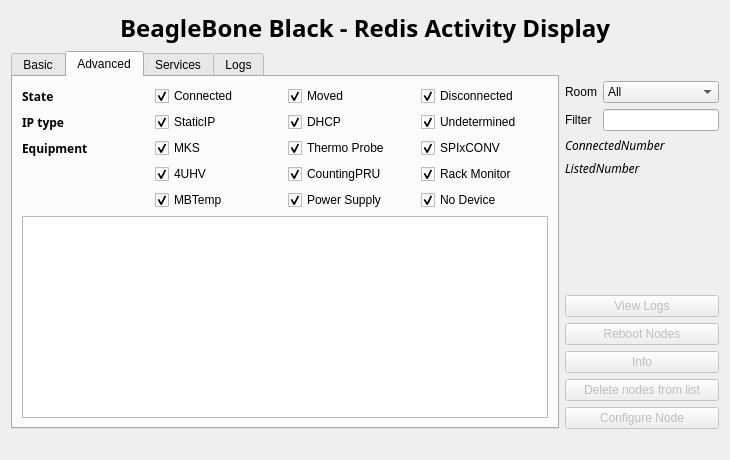
Before: the Qt Designer form src/siriushlacon/beaglebones/ui/main.ui in lnls-sirius/pydm-opi, drawn with Qt 5.
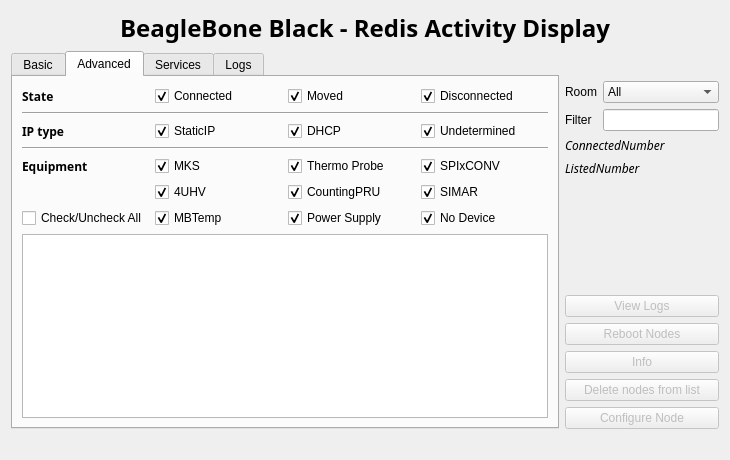
After: the same form once the commit is applied. The open tabs and pages were chosen to show the change.

Commit message: QoL improvements, swaps RackMon for SIMAR

Diff of the .ui file:
```diff
--- a/src/siriushlacon/beaglebones/ui/main.ui
+++ b/src/siriushlacon/beaglebones/ui/main.ui
@@ -124,6 +124,80 @@
           <layout class="QVBoxLayout" name="verticalLayout_6">
            <item>
             <layout class="QGridLayout" name="gridLayout_2">
+             <item row="5" column="1">
+              <widget class="QCheckBox" name="uhvAdvancedBox">
+               <property name="text">
+                <string>4UHV</string>
+               </property>
+               <property name="checked">
+                <bool>true</bool>
+               </property>
+              </widget>
+             </item>
+             <item row="6" column="3">
+              <widget class="QCheckBox" name="nodevAdvancedBox">
+               <property name="text">
+                <string>No Device</string>
+               </property>
+               <property name="checked">
+                <bool>true</bool>
+               </property>
+              </widget>
+             </item>
+             <item row="4" column="2">
+              <widget class="QCheckBox" name="thermoAdvancedBox">
+               <property name="text">
+                <string>Thermo Probe</string>
+               </property>
+               <property name="checked">
+                <bool>true</bool>
+               </property>
+              </widget>
+             </item>
+             <item row="5" column="2">
+              <widget class="QCheckBox" name="countingpruAdvancedBox">
+               <property name="text">
+                <string>CountingPRU</string>
+               </property>
+               <property name="checked">
+                <bool>true</bool>
+               </property>
+              </widget>
+             </item>
+             <item row="5" column="3">
+              <widget class="QCheckBox" name="simarAdvancedBox">
+               <property name="text">
+                <string>SIMAR</string>
+               </property>
+               <property name="checked">
+                <bool>true</bool>
+               </property>
+              </widget>
+             </item>
+             <item row="2" column="0">
+              <widget class="QLabel" name="ipLabel">
+               <property name="font">
+                <font>
+                 <family>Sans</family>
+                 <weight>75</weight>
+                 <bold>true</bold>
+                </font>
+               </property>
+               <property name="text">
+                <string>IP type</string>
+               </property>
+              </widget>
+             </item>
+             <item row="0" column="3">
+              <widget class="QCheckBox" name="disconnectedAdvancedBox">
+               <property name="text">
+                <string>Disconnected</string>
+               </property>
+               <property name="checked">
+                <bool>true</bool>
+               </property>
+              </widget>
+             </item>
              <item row="0" column="0">
               <widget class="QLabel" name="stateLabel">
                <property name="font">
@@ -138,10 +212,43 @@
                </property>
               </widget>
              </item>
-             <item row="0" column="1">
-              <widget class="QCheckBox" name="connectedAdvancedBox">
+             <item row="4" column="1">
+              <widget class="QCheckBox" name="mksAdvancedBox">
                <property name="text">
-                <string>Connected</string>
+                <string>MKS</string>
+               </property>
+               <property name="checked">
+                <bool>true</bool>
+               </property>
+              </widget>
+             </item>
+             <item row="4" column="3">
+              <widget class="QCheckBox" name="spixconvAdvancedBox">
+               <property name="text">
+                <string>SPIxCONV</string>
+               </property>
+               <property name="checked">
+                <bool>true</bool>
+               </property>
+              </widget>
+             </item>
+             <item row="6" column="2">
+              <widget class="QCheckBox" name="powersupplyAdvancedBox">
+               <property name="text">
+                <string>Power Supply</string>
+               </property>
+               <property name="checked">
+                <bool>true</bool>
+               </property>
+              </widget>
+             </item>
+             <item row="2" column="2">
+              <widget class="QCheckBox" name="dhcpAdvancedBox">
+               <property name="enabled">
+                <bool>true</bool>
+               </property>
+               <property name="text">
+                <string>DHCP</string>
                </property>
                <property name="checked">
                 <bool>true</bool>
@@ -158,31 +265,7 @@
                </property>
               </widget>
              </item>
-             <item row="0" column="3">
-              <widget class="QCheckBox" name="disconnectedAdvancedBox">
-               <property name="text">
-                <string>Disconnected</string>
-               </property>
-               <property name="checked">
-                <bool>true</bool>
-               </property>
-              </widget>
-             </item>
-             <item row="1" column="0">
-              <widget class="QLabel" name="ipLabel">
-               <property name="font">
-                <font>
-                 <family>Sans</family>
-                 <weight>75</weight>
-                 <bold>true</bold>
-                </font>
-               </property>
-               <property name="text">
-                <string>IP type</string>
-               </property>
-              </widget>
-             </item>
-             <item row="1" column="1">
+             <item row="2" column="1">
               <widget class="QCheckBox" name="staticipAdvancedBox">
                <property name="enabled">
                 <bool>true</bool>
@@ -195,20 +278,37 @@
                </property>
               </widget>
              </item>
-             <item row="1" column="2">
-              <widget class="QCheckBox" name="dhcpAdvancedBox">
+             <item row="3" column="0" colspan="4">
+              <widget class="Line" name="line">
+               <property name="orientation">
+                <enum>Qt::Horizontal</enum>
+               </property>
+              </widget>
+             </item>
+             <item row="2" column="3">
+              <widget class="QCheckBox" name="undeterminedAdvancedBox">
                <property name="enabled">
                 <bool>true</bool>
                </property>
                <property name="text">
-                <string>DHCP</string>
+                <string>Undetermined</string>
                </property>
                <property name="checked">
                 <bool>true</bool>
                </property>
               </widget>
              </item>
-             <item row="2" column="0">
+             <item row="0" column="1">
+              <widget class="QCheckBox" name="connectedAdvancedBox">
+               <property name="text">
+                <string>Connected</string>
+               </property>
+               <property name="checked">
+                <bool>true</bool>
+               </property>
+              </widget>
+             </item>
+             <item row="4" column="0">
               <widget class="QLabel" name="equipmentLabel">
                <property name="font">
                 <font>
@@ -222,77 +322,7 @@
                </property>
               </widget>
              </item>
-             <item row="2" column="1">
-              <widget class="QCheckBox" name="mksAdvancedBox">
-               <property name="text">
-                <string>MKS</string>
-               </property>
-               <property name="checked">
-                <bool>true</bool>
-               </property>
-              </widget>
-             </item>
-             <item row="2" column="2">
-              <widget class="QCheckBox" name="thermoAdvancedBox">
-               <property name="text">
-                <string>Thermo Probe</string>
-               </property>
-               <property name="checked">
-                <bool>true</bool>
-               </property>
-              </widget>
-             </item>
-             <item row="2" column="3">
-              <widget class="QCheckBox" name="spixconvAdvancedBox">
-               <property name="text">
-                <string>SPIxCONV</string>
-               </property>
-               <property name="checked">
-                <bool>true</bool>
-               </property>
-              </widget>
-             </item>
-             <item row="3" column="1">
-              <widget class="QCheckBox" name="uhvAdvancedBox">
-               <property name="text">
-                <string>4UHV</string>
-               </property>
-               <property name="checked">
-                <bool>true</bool>
-               </property>
-              </widget>
-             </item>
-             <item row="3" column="2">
-              <widget class="QCheckBox" name="countingpruAdvancedBox">
-               <property name="text">
-                <string>CountingPRU</string>
-               </property>
-               <property name="checked">
-                <bool>true</bool>
-               </property>
-              </widget>
-             </item>
-             <item row="3" column="3">
-              <widget class="QCheckBox" name="rackmonitorAdvancedBox">
-               <property name="text">
-                <string>Rack Monitor</string>
-               </property>
-               <property name="checked">
-                <bool>true</bool>
-               </property>
-              </widget>
-             </item>
-             <item row="4" column="2">
-              <widget class="QCheckBox" name="powersupplyAdvancedBox">
-               <property name="text">
-                <string>Power Supply</string>
-               </property>
-               <property name="checked">
-                <bool>true</bool>
-               </property>
-              </widget>
-             </item>
-             <item row="4" column="1">
+             <item row="6" column="1">
               <widget class="QCheckBox" name="mbtempAdvancedBox">
                <property name="text">
                 <string>MBTemp</string>
@@ -302,26 +332,17 @@
                </property>
               </widget>
              </item>
-             <item row="4" column="3">
-              <widget class="QCheckBox" name="nodevAdvancedBox">
-               <property name="text">
-                <string>No Device</string>
-               </property>
-               <property name="checked">
-                <bool>true</bool>
+             <item row="1" column="0" colspan="4">
+              <widget class="Line" name="line_2">
+               <property name="orientation">
+                <enum>Qt::Horizontal</enum>
                </property>
               </widget>
              </item>
-             <item row="1" column="3">
-              <widget class="QCheckBox" name="undeterminedAdvancedBox">
-               <property name="enabled">
-                <bool>true</bool>
-               </property>
+             <item row="6" column="0">
+              <widget class="QCheckBox" name="checkAllBox">
                <property name="text">
-                <string>Undetermined</string>
-               </property>
-               <property name="checked">
-                <bool>true</bool>
+                <string>Check/Uncheck All</string>
                </property>
               </widget>
              </item>
```
Left out of the diff: 243 changed lines with no effect on the pictures. The commit also changes 1 other file.
